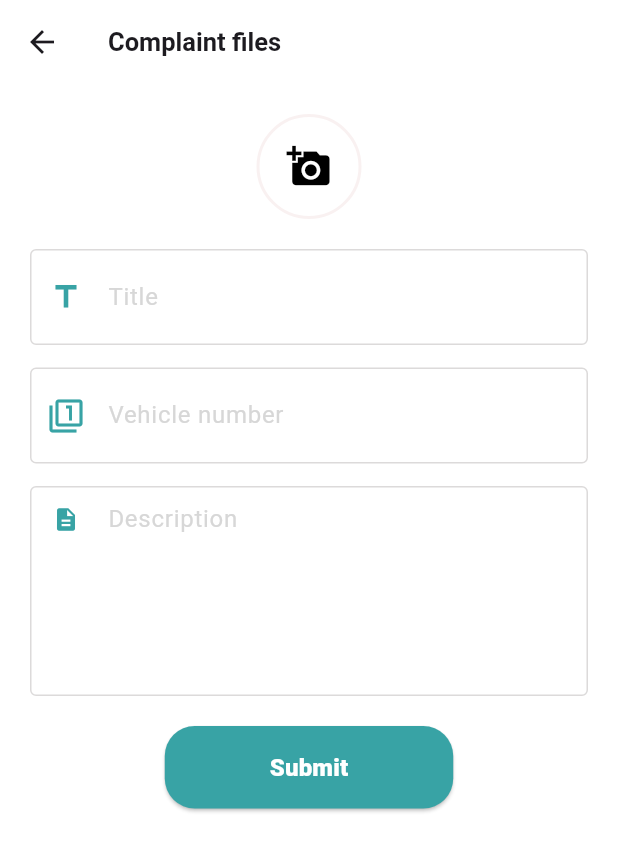
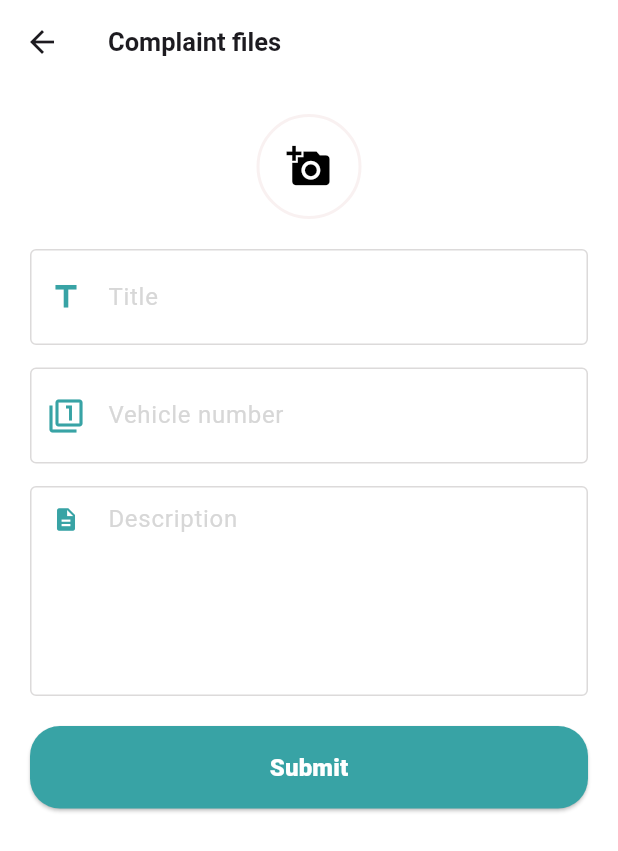
Before and after one commit to athuloss/busconsessionfrontend, a Flutter app: the Complaint screen opened directly, on a phone screen of 412 x 824 dp. Shown: the top 851 px of the screen. Run offline on Flutter 3.47's test engine with Material 3 defaults, Android fonts, the light colour scheme and no system bars; our stand-ins replace carousel_slider, curved_navigation_bar, font_awesome_flutter, image_picker, ionicons, liquid_pull_to_refresh; network calls fail.

Commit message:
update complaintfile

```diff
--- a/bus/lib/complaint.dart
+++ b/bus/lib/complaint.dart
@@ -48,7 +48,6 @@ class _ComplaintState extends State<Complaint> {
 
   File? _profileImage;
 
-
   final ImagePicker _picker = ImagePicker();
 
   Future<void> _pickImage(ImageSource source, bool isProfile) async {
@@ -57,9 +56,7 @@ class _ComplaintState extends State<Complaint> {
       setState(() {
         if (isProfile) {
           _profileImage = File(pickedFile.path);
-        } else {
-
-        }
+        } else {}
       });
     }
   }
@@ -67,7 +64,6 @@ class _ComplaintState extends State<Complaint> {
   @override
   Widget build(BuildContext context) {
     return Scaffold(
-
       appBar: AppBar(
         backgroundColor: Colors.white,
         title: Text("Complaint files",
@@ -76,7 +72,7 @@ class _ComplaintState extends State<Complaint> {
       backgroundColor: Colors.white,
       body: Padding(
         padding: const EdgeInsets.all(20),
-        child: Column(
+        child: ListView(
           children: [
             GestureDetector(
               onTap: () async {
@@ -183,22 +179,25 @@ class _ComplaintState extends State<Complaint> {
               ),
             ),
             SizedBox(height: 20),
-            ElevatedButton(  style: ButtonStyle(
+            ElevatedButton(
+                style: ButtonStyle(
                     padding: WidgetStateProperty.all(
-                            EdgeInsets.symmetric(horizontal: 70, vertical: 16)),
-                        backgroundColor:
-                            WidgetStateProperty.all(Color(0xFF38A3A5)),
+                        EdgeInsets.symmetric(horizontal: 40, vertical: 16)),
+                    backgroundColor: WidgetStateProperty.all(Color(0xFF38A3A5)),
                     shape: WidgetStateProperty.all<OutlinedBorder>(
                         RoundedRectangleBorder(
                             borderRadius: BorderRadius.circular(20)))),
                 onPressed: () {
                   submitComplaint();
                 },
-                child: Text("Submit", style: TextStyle(
+                child: Text(
+                  "Submit",
+                  style: TextStyle(
                     fontSize: 16,
                     fontWeight: FontWeight.w800,
                     color: Color.fromARGB(255, 255, 255, 255),
-                      ),))
+                  ),
+                ))
           ],
         ),
       ),
```
Lines whose indentation alone changed are shown as unchanged.
